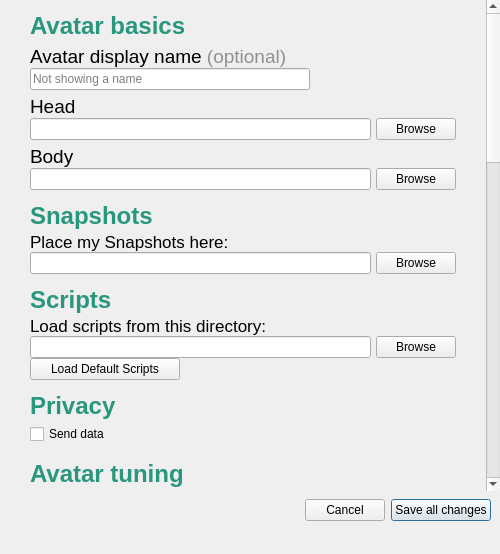
Above: interface/ui/preferencesDialog.ui from vircadia/vircadia-native-core before the change. Below: the same form after it.
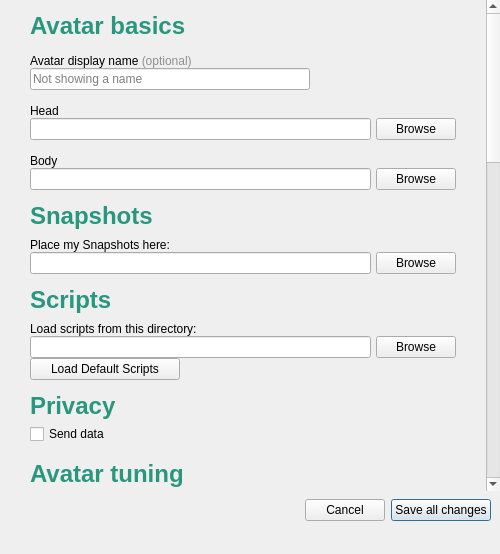
That is the form after the change.

Commit message: Remove custom font sizes on preferences dialog

Patch:
```diff
--- a/interface/ui/preferencesDialog.ui
+++ b/interface/ui/preferencesDialog.ui
@@ -133,7 +133,6 @@
        <property name="font">
         <font>
          <family>Arial</family>
-         <pointsize>14</pointsize>
         </font>
        </property>
        <property name="text">
@@ -194,7 +193,6 @@
        <property name="font">
         <font>
          <family>Arial</family>
-         <pointsize>14</pointsize>
         </font>
        </property>
        <property name="text">
@@ -276,7 +274,6 @@
        <property name="font">
         <font>
          <family>Arial</family>
-         <pointsize>14</pointsize>
         </font>
        </property>
        <property name="text">
@@ -388,7 +385,6 @@
        <property name="font">
         <font>
          <family>Arial</family>
-         <pointsize>13</pointsize>
         </font>
        </property>
        <property name="text">
@@ -508,7 +504,6 @@
        <property name="font">
         <font>
          <family>Arial</family>
-         <pointsize>13</pointsize>
         </font>
        </property>
        <property name="text">
```
